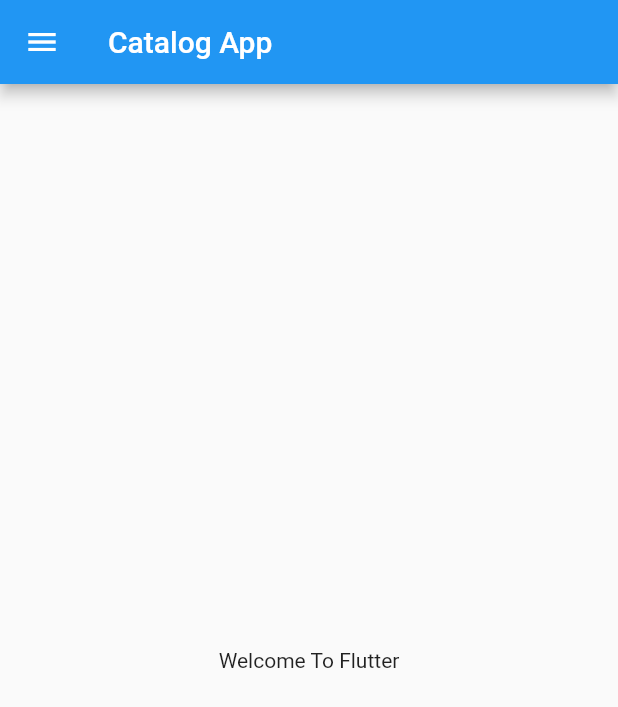
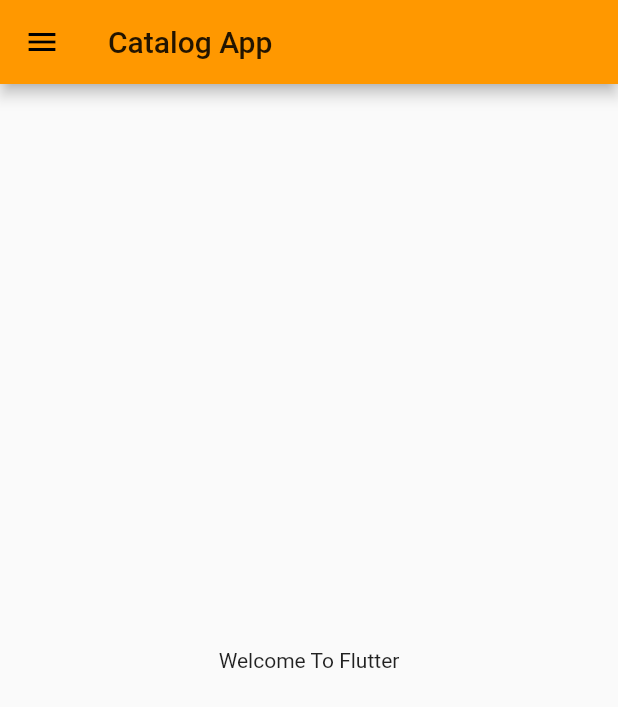
Before and after one commit to umairshah143/Flutter_Development, a Flutter app: the screen it shows after launch, on a phone screen of 412 x 824 dp. Shown: the top 707 px of the screen. Run offline on Flutter 3.47's test engine with Material 2 defaults, Android fonts, the phone set to English and light mode, and no system bars.

Commit message:
Session 3

```diff
--- a/lib/main.dart
+++ b/lib/main.dart
@@ -1,4 +1,5 @@
-import 'package:catalog_app/home.dart';
+import 'package:catalog_app/Pages/home.dart';
+import 'package:catalog_app/Pages/login.dart';
 import 'package:flutter/material.dart';
 
 void main() {
@@ -11,7 +12,15 @@ class MyApp extends StatelessWidget {
   @override
   Widget build(BuildContext context) {
     return MaterialApp(
-      home: HomePage(),
+      themeMode: ThemeMode.light,
+      theme: ThemeData(primarySwatch: Colors.orange),
+      darkTheme: ThemeData(brightness: Brightness.dark),
+      initialRoute: "/home",
+      routes: {
+        "/home": (context) => HomePage(),
+        "/": (context) => Login(),
+        "/login": (context) => Login(),
+      },
     );
   }
 }
```
Also changed, not shown: lib/Pages/login.dart (added, +22 -0 lines), lib/Pages/home.dart (renamed from lib/home.dart).
